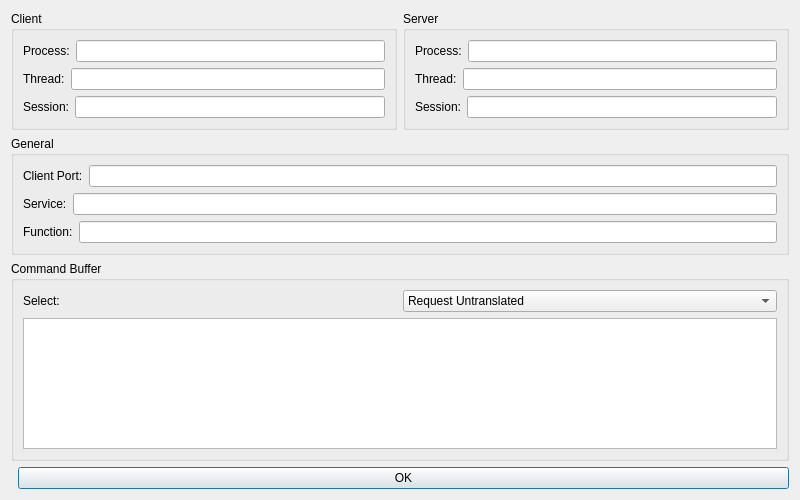
Above: src/citra_qt/debugger/ipc/record_dialog.ui from PabloMK7/citra before the change. Below: the same form after it.
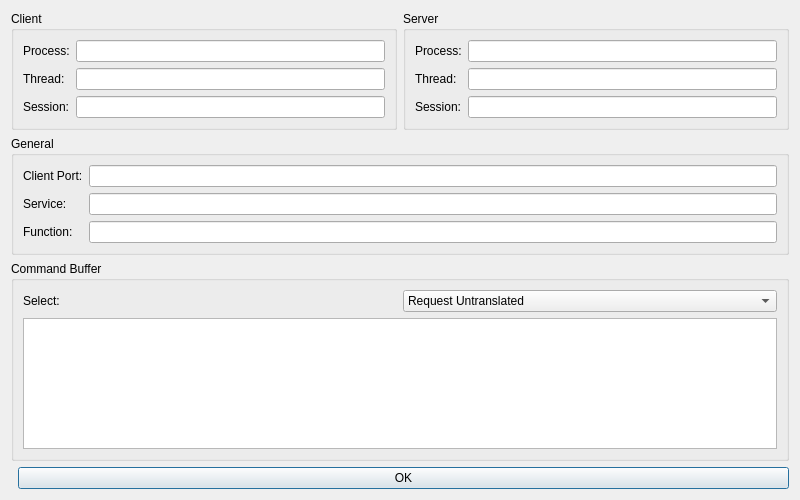
That is the form after the change.

Commit message: citra_qt/record_dialog: Switch to QFormLayout

The edit to the form file:
```diff
--- a/src/citra_qt/debugger/ipc/record_dialog.ui
+++ b/src/citra_qt/debugger/ipc/record_dialog.ui
@@ -21,53 +21,43 @@
        <property name="title">
         <string>Client</string>
        </property>
-       <layout class="QVBoxLayout">
-        <item>
-         <layout class="QHBoxLayout">
-          <item>
+       <layout class="QFormLayout">
+        <item row="0" column="0">
            <widget class="QLabel">
             <property name="text">
              <string>Process:</string>
             </property>
            </widget>
           </item>
-          <item>
+        <item row="0" column="1">
            <widget class="QLineEdit" name="clientProcess">
             <property name="readOnly">
              <bool>true</bool>
             </property>
            </widget>
           </item>
-         </layout>
-        </item>
-        <item>
-         <layout class="QHBoxLayout">
-          <item>
+        <item row="1" column="0">
            <widget class="QLabel">
             <property name="text">
              <string>Thread:</string>
             </property>
            </widget>
           </item>
-          <item>
+        <item row="1" column="1">
            <widget class="QLineEdit" name="clientThread">
             <property name="readOnly">
              <bool>true</bool>
             </property>
            </widget>
           </item>
-         </layout>
-        </item>
-        <item>
-         <layout class="QHBoxLayout">
-          <item>
+        <item row="2" column="0">
            <widget class="QLabel">
             <property name="text">
              <string>Session:</string>
             </property>
            </widget>
           </item>
-          <item>
+        <item row="2" column="1">
            <widget class="QLineEdit" name="clientSession">
             <property name="readOnly">
              <bool>true</bool>
@@ -75,8 +65,6 @@
            </widget>
           </item>
          </layout>
-        </item>
-       </layout>
       </widget>
      </item>
      <item>
@@ -84,53 +72,43 @@
        <property name="title">
         <string>Server</string>
        </property>
-       <layout class="QVBoxLayout">
-        <item>
-         <layout class="QHBoxLayout">
-          <item>
+       <layout class="QFormLayout">
+        <item row="0" column="0">
            <widget class="QLabel">
             <property name="text">
              <string>Process:</string>
             </property>
            </widget>
           </item>
-          <item>
+        <item row="0" column="1">
            <widget class="QLineEdit" name="serverProcess">
             <property name="readOnly">
              <bool>true</bool>
             </property>
            </widget>
           </item>
-         </layout>
-        </item>
-        <item>
-         <layout class="QHBoxLayout">
-          <item>
+        <item row="1" column="0">
            <widget class="QLabel">
             <property name="text">
              <string>Thread:</string>
             </property>
            </widget>
           </item>
-          <item>
+        <item row="1" column="1">
            <widget class="QLineEdit" name="serverThread">
             <property name="readOnly">
              <bool>true</bool>
             </property>
            </widget>
           </item>
-         </layout>
-        </item>
-        <item>
-         <layout class="QHBoxLayout">
-          <item>
+        <item row="2" column="0">
            <widget class="QLabel">
             <property name="text">
              <string>Session:</string>
             </property>
            </widget>
           </item>
-          <item>
+        <item row="2" column="1">
            <widget class="QLineEdit" name="serverSession">
             <property name="readOnly">
              <bool>true</bool>
@@ -138,8 +116,6 @@
            </widget>
           </item>
          </layout>
-        </item>
-       </layout>
       </widget>
      </item>
     </layout>
@@ -149,60 +125,48 @@
      <property name="title">
       <string>General</string>
      </property>
-     <layout class="QVBoxLayout">
-      <item>
-       <layout class="QHBoxLayout">
-        <item>
+     <layout class="QFormLayout">
+      <item row="0" column="0">
          <widget class="QLabel">
           <property name="text">
            <string>Client Port:</string>
           </property>
          </widget>
         </item>
-        <item>
+      <item row="0" column="1">
          <widget class="QLineEdit" name="clientPort">
           <property name="readOnly">
            <bool>true</bool>
           </property>
          </widget>
         </item>
-       </layout>
-      </item>
-      <item>
-       <layout class="QHBoxLayout">
-        <item>
+      <item row="1" column="0">
          <widget class="QLabel">
           <property name="text">
            <string>Service:</string>
           </property>
          </widget>
         </item>
-        <item>
+      <item row="1" column="1">
          <widget class="QLineEdit" name="service">
           <property name="readOnly">
            <bool>true</bool>
           </property>
          </widget>
         </item>
-       </layout>
-      </item>
-      <item>
-       <layout class="QHBoxLayout">
-        <item>
+      <item row="2" column="0">
          <widget class="QLabel">
           <property name="text">
            <string>Function:</string>
           </property>
          </widget>
         </item>
-        <item>
+      <item row="2" column="1">
          <widget class="QLineEdit" name="function">
           <property name="readOnly">
            <bool>true</bool>
           </property>
          </widget>
-        </item>
-       </layout>
       </item>
      </layout>
     </widget>
```
Lines whose indentation alone changed are shown as unchanged.
